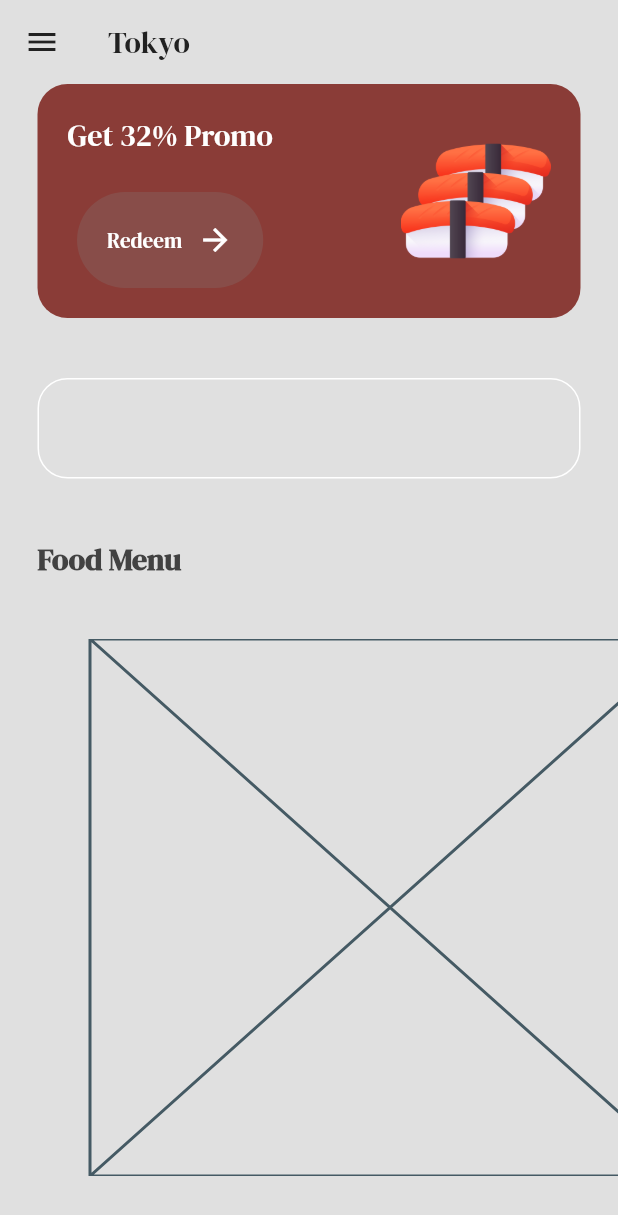
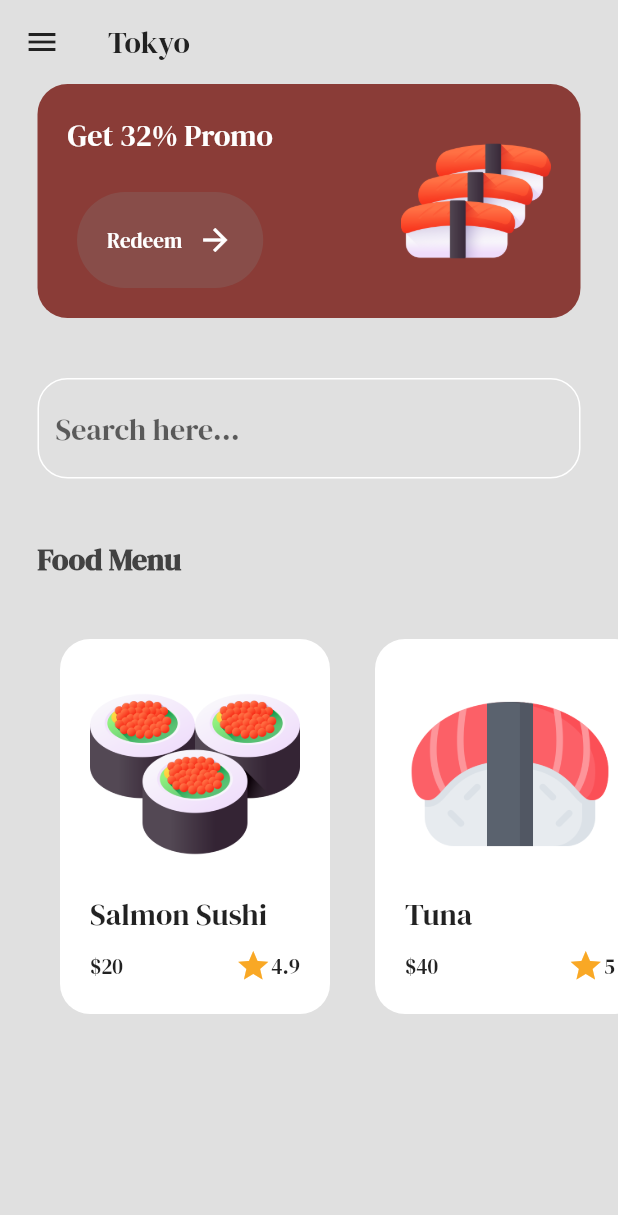
Before and after one commit to chetbis/sushi_flutter, a Flutter app: the screen it shows after launch, after a tap on "Get Started", on a phone screen of 412 x 824 dp. Shown: the top 1215 px of the screen. Run offline on Flutter 3.47's test engine with Material 2 defaults, Android fonts, the phone set to English and light mode, and no system bars; our stand-ins replace google_fonts.

Commit message:
wip: add menu page

```diff
--- a/lib/components/actionable_card.dart
+++ b/lib/components/actionable_card.dart
@@ -19,6 +19,7 @@ class ActionableCard extends StatelessWidget {
   @override
   Widget build(BuildContext context) {
     return Container(
+
       padding: const EdgeInsets.all(20),
       margin: const EdgeInsets.symmetric(horizontal: 25),
       decoration: BoxDecoration(
--- /dev/null
+++ b/lib/components/food_tile.dart
@@ -0,0 +1,63 @@
+import 'package:flutter/material.dart';
+import 'package:google_fonts/google_fonts.dart';
+
+class FoodTile extends StatelessWidget {
+  final String imagePath;
+  final String name;
+  final String price;
+  final String rating;
+
+  const FoodTile({
+    super.key,
+    required this.imagePath,
+    required this.name,
+    required this.price,
+    required this.rating,
+  });
+
+  @override
+  Widget build(BuildContext context) {
+    return Container(
+      padding: const EdgeInsets.all(20),
+      decoration: BoxDecoration(
+        color: Colors.white,
+        borderRadius: BorderRadius.circular(20),
+      ),
+      child: Column(
+        crossAxisAlignment: CrossAxisAlignment.start,
+        mainAxisAlignment: MainAxisAlignment.spaceBetween,
+        children: [
+          Image.asset(imagePath, height: 140),
+          Text(
+            name,
+            style: GoogleFonts.dmSerifDisplay(fontSize: 20),
+          ),
+          SizedBox(
+            width: 140,
+            child: Row(
+              mainAxisAlignment: MainAxisAlignment.spaceBetween,
+              children: [
+                Text(
+                  '\$$price',
+                  style: GoogleFonts.dmSerifDisplay(),
+                ),
+                Row(
+                  children: [
+                    Icon(
+                      Icons.star,
+                      color: Colors.yellow[800],
+                    ),
+                    Text(
+                      rating,
+                      style: GoogleFonts.dmSerifDisplay(),
+                    )
+                  ],
+                ),
+              ],
+            ),
+          ),
+        ],
+      ),
+    );
+  }
+}
--- a/lib/pages/intro_page.dart
+++ b/lib/pages/intro_page.dart
@@ -11,7 +11,8 @@ class IntroPage extends StatelessWidget {
   Widget build(BuildContext context) {
     return Scaffold(
       backgroundColor: primaryColor,
-      body: Padding(
+      body: SingleChildScrollView(
+        child: Padding(
           padding: const EdgeInsets.all(25.0),
           child: SafeArea(
             child: Column(
@@ -58,6 +59,7 @@ class IntroPage extends StatelessWidget {
             ),
           ),
         ),
+      ),
     );
   }
 }
--- a/lib/pages/menu_page.dart
+++ b/lib/pages/menu_page.dart
@@ -3,6 +3,7 @@ import 'package:flutter/rendering.dart';
 import 'package:google_fonts/google_fonts.dart';
 import 'package:sushi/components/actionable_card.dart';
 
+import '../components/food_tile.dart';
 import '../models/food.dart';
 
 class MenuPage extends StatelessWidget {
@@ -28,6 +29,7 @@ class MenuPage extends StatelessWidget {
   @override
   Widget build(BuildContext context) {
     return Scaffold(
+      resizeToAvoidBottomInset: false,
       backgroundColor: Colors.grey[300],
       appBar: AppBar(
         elevation: 0,
@@ -40,7 +42,8 @@ class MenuPage extends StatelessWidget {
           ),
         ),
       ),
-      body: Column(
+      body: SingleChildScrollView(
+        child: Column(
           crossAxisAlignment: CrossAxisAlignment.start,
           children: [
             const ActionableCard(
@@ -56,6 +59,7 @@ class MenuPage extends StatelessWidget {
                   fontSize: 20,
                 ),
                 decoration: InputDecoration(
+                  hintText: 'Search here...',
                   enabledBorder: OutlineInputBorder(
                     borderSide: const BorderSide(color: Colors.white),
                     borderRadius: BorderRadius.circular(20),
@@ -80,7 +84,8 @@ class MenuPage extends StatelessWidget {
               ),
             ),
             const SizedBox(height: 40),
-          Expanded(
+            SizedBox(
+              height: 250,
               child: ListView.separated(
                 physics: const BouncingScrollPhysics(),
                 separatorBuilder: (BuildContext context, int index) {
@@ -90,16 +95,26 @@ class MenuPage extends StatelessWidget {
                 itemCount: _food.length + 2,
                 // 2 for starting and ending space,
                 itemBuilder: (BuildContext context, int index) {
+
                   if (index == 0 || index == (_food.length + 1)) {
-                  return const SizedBox(width: 30);
+                    return const SizedBox(width: 10);
                   }
-                return const Placeholder();
+
+                  Food foodItem = _food[index - 1];
+
+                  return FoodTile(
+                    imagePath: foodItem.imagePath,
+                    name: foodItem.name,
+                    price: foodItem.price,
+                    rating: foodItem.rating
+                  );
                 },
               ),
             ),
             const SizedBox(height: 40)
           ],
         ),
+      ),
     );
   }
 }
```
Lines whose indentation alone changed are shown as unchanged.
